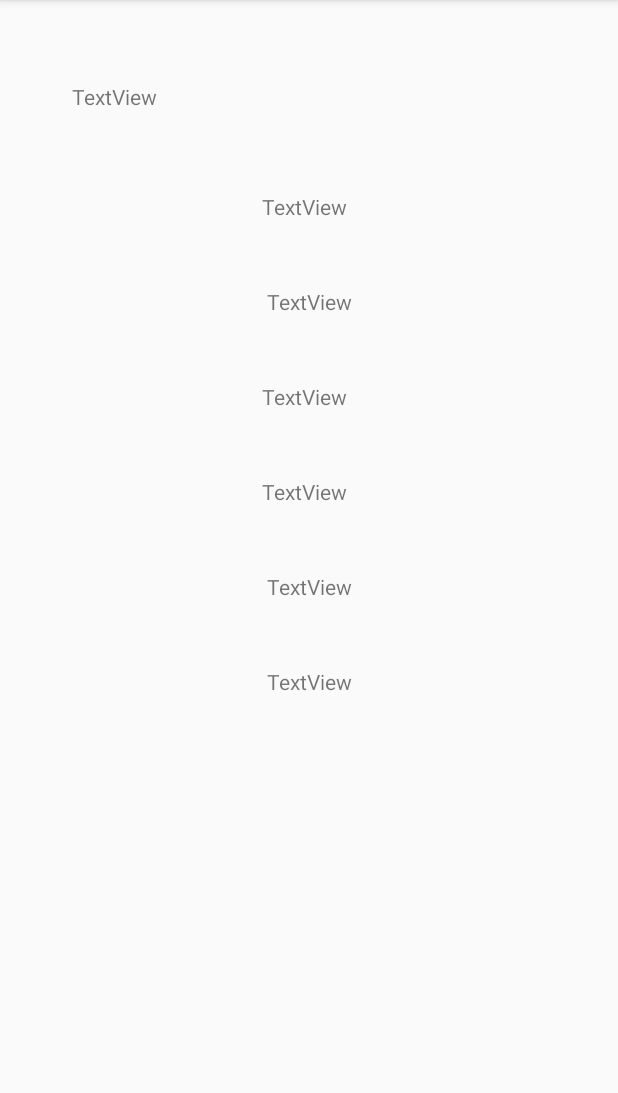
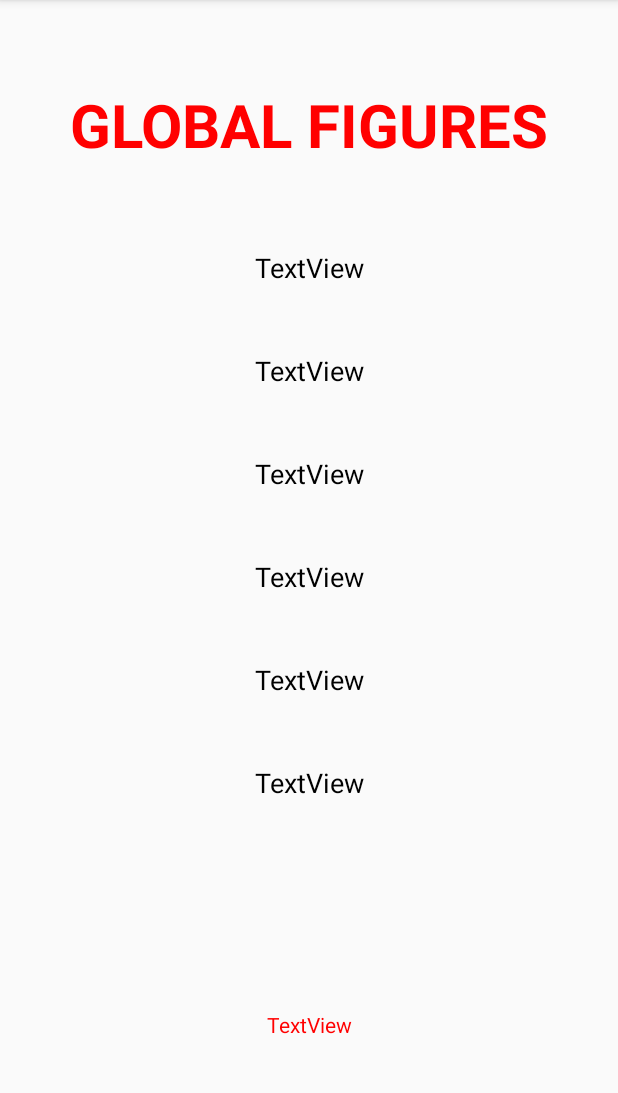
Before and after one commit to MarieDouguet/Android3A, an Android app: the globalFigures screen opened directly, with no data from a screen before it, on a phone screen of 412 x 824 dp, the part 84-1177 px from its top. Run offline under Robolectric (Android 15) with nearby library versions, the phone set to English and light mode, and no system bars; 1 statement that could not run was skipped.

Commit message:
design détail des éléments + chiffres totaux

```diff
--- a/app/src/main/java/com/example/android3a/DetailCountry_Activity.java
+++ b/app/src/main/java/com/example/android3a/DetailCountry_Activity.java
@@ -7,6 +7,8 @@ import android.view.LayoutInflater;
 import android.view.View;
 import android.view.ViewGroup;
 import android.widget.TextView;
+
+import java.util.Date;
 
 public class DetailCountry_Activity extends AppCompatActivity {
 
@@ -66,7 +68,6 @@ public class DetailCountry_Activity extends AppCompatActivity {
         textView_TR.setText(TotalRecovered);
         textView_date.setText(Date);
 
-
     }
 
     public View onCreateView(LayoutInflater inflater, ViewGroup container,
--- a/app/src/main/res/layout/activity_global_figures.xml
+++ b/app/src/main/res/layout/activity_global_figures.xml
@@ -9,31 +9,40 @@
 
     <TextView
         android:id="@+id/textView2"
-        android:layout_width="wrap_content"
+        android:layout_width="fill_parent"
         android:layout_height="wrap_content"
-        android:layout_marginTop="128dp"
+        android:layout_marginTop="56dp"
         android:text="TextView"
+        android:textAlignment="center"
+        android:textColor="#000000"
+        android:textSize="18sp"
         app:layout_constraintEnd_toEndOf="parent"
-        app:layout_constraintHorizontal_bias="0.491"
+        app:layout_constraintHorizontal_bias="0.0"
         app:layout_constraintStart_toStartOf="parent"
-        app:layout_constraintTop_toTopOf="parent" />
+        app:layout_constraintTop_toBottomOf="@+id/textView9" />
 
     <TextView
         android:id="@+id/textView3"
-        android:layout_width="wrap_content"
+        android:layout_width="fill_parent"
         android:layout_height="wrap_content"
         android:layout_marginTop="44dp"
         android:text="TextView"
+        android:textAlignment="center"
+        android:textColor="#000000"
+        android:textSize="18sp"
         app:layout_constraintEnd_toEndOf="parent"
         app:layout_constraintStart_toStartOf="parent"
         app:layout_constraintTop_toBottomOf="@+id/textView2" />
 
     <TextView
         android:id="@+id/textView4"
-        android:layout_width="wrap_content"
+        android:layout_width="fill_parent"
         android:layout_height="wrap_content"
         android:layout_marginTop="44dp"
         android:text="TextView"
+        android:textAlignment="center"
+        android:textColor="#000000"
+        android:textSize="18sp"
         app:layout_constraintEnd_toEndOf="parent"
         app:layout_constraintHorizontal_bias="0.491"
         app:layout_constraintStart_toStartOf="parent"
@@ -41,10 +50,13 @@
 
     <TextView
         android:id="@+id/textView5"
-        android:layout_width="wrap_content"
+        android:layout_width="fill_parent"
         android:layout_height="wrap_content"
         android:layout_marginTop="44dp"
         android:text="TextView"
+        android:textAlignment="center"
+        android:textColor="#000000"
+        android:textSize="18sp"
         app:layout_constraintEnd_toEndOf="parent"
         app:layout_constraintHorizontal_bias="0.491"
         app:layout_constraintStart_toStartOf="parent"
@@ -52,34 +64,56 @@
 
     <TextView
         android:id="@+id/textView6"
-        android:layout_width="wrap_content"
+        android:layout_width="fill_parent"
         android:layout_height="wrap_content"
         android:layout_marginTop="44dp"
         android:text="TextView"
+        android:textAlignment="center"
+        android:textColor="#000000"
+        android:textSize="18sp"
         app:layout_constraintEnd_toEndOf="parent"
         app:layout_constraintStart_toStartOf="parent"
         app:layout_constraintTop_toBottomOf="@+id/textView5" />
 
     <TextView
         android:id="@+id/textView7"
-        android:layout_width="wrap_content"
+        android:layout_width="fill_parent"
         android:layout_height="wrap_content"
         android:layout_marginTop="44dp"
         android:text="TextView"
+        android:textAlignment="center"
+        android:textColor="#000000"
+        android:textSize="18sp"
+        app:layout_constraintEnd_toEndOf="parent"
+        app:layout_constraintStart_toStartOf="parent"
+        app:layout_constraintTop_toBottomOf="@+id/textView6" />
+
+    <TextView
+        android:id="@+id/textView8"
+        android:layout_width="fill_parent"
+        android:layout_height="wrap_content"
+        android:layout_marginTop="88dp"
+        android:text="TextView"
+        android:textAlignment="center"
+        android:textColor="#FF0000"
         app:layout_constraintBottom_toBottomOf="parent"
         app:layout_constraintEnd_toEndOf="parent"
         app:layout_constraintStart_toStartOf="parent"
-        app:layout_constraintTop_toBottomOf="@+id/textView6"
-        app:layout_constraintVertical_bias="0.0" />
+        app:layout_constraintTop_toBottomOf="@+id/textView7"
+        app:layout_constraintVertical_bias="0.403" />
 
     <TextView
-        android:id="@+id/textView8"
-        android:layout_width="wrap_content"
+        android:id="@+id/textView9"
+        android:layout_width="fill_parent"
         android:layout_height="wrap_content"
-        android:layout_marginStart="48dp"
-        android:text="TextView"
-        app:layout_constraintBottom_toTopOf="@+id/textView2"
+        android:layout_marginTop="56dp"
+        android:text="Global Figures"
+        android:textAlignment="center"
+        android:textAllCaps="true"
+        android:textColor="#FF0000"
+        android:textSize="40sp"
+        android:textStyle="bold"
+        app:layout_constraintEnd_toEndOf="parent"
         app:layout_constraintStart_toStartOf="parent"
-        app:layout_constraintTop_toTopOf="parent"
-        app:layout_constraintVertical_bias="0.504" />
+        app:layout_constraintTop_toTopOf="parent" />
 </androidx.constraintlayout.widget.ConstraintLayout>
```
Also changed, not shown: app/src/main/java/com/example/android3a/globalFigures.java (+7 -7 lines), app/src/main/res/layout/activity_detail_country_.xml (+49 -20 lines), app/src/main/res/layout/row_layout.xml (+3 -4 lines).
